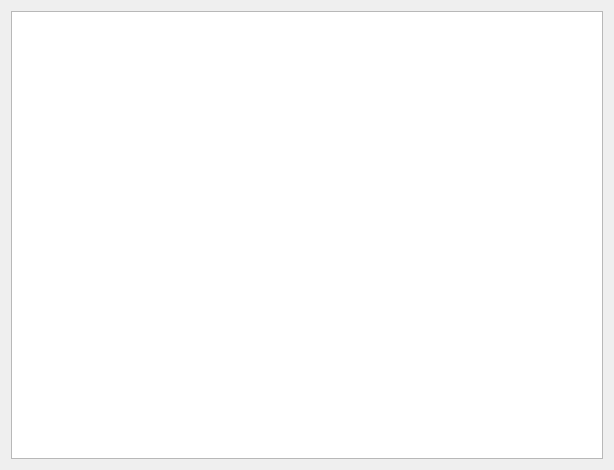
Old version of the form qtgui/mathmodelView.ui in the repository molybd/Model2SAS.
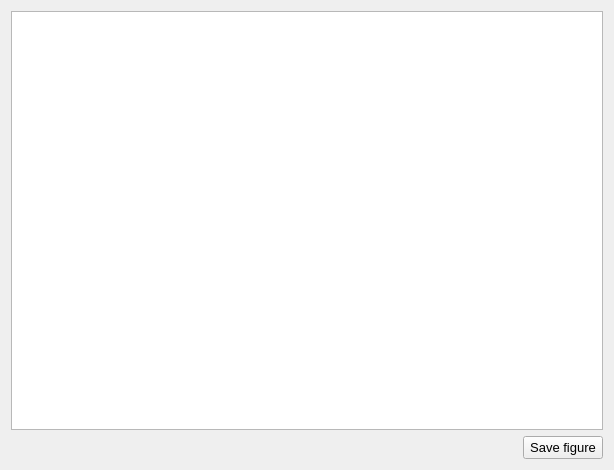
New version of the form.

Commit message: add function: save figure for each plot

What changed in the file:
```diff
--- a/qtgui/mathmodelView.ui
+++ b/qtgui/mathmodelView.ui
@@ -20,9 +20,29 @@
    <string>math model view</string>
   </property>
   <layout class="QGridLayout" name="gridLayout">
-   <item row="0" column="0">
+   <item row="0" column="0" colspan="2">
     <widget class="QGraphicsView" name="graphicsView"/>
    </item>
+   <item row="1" column="0">
+    <spacer name="horizontalSpacer">
+     <property name="orientation">
+      <enum>Qt::Horizontal</enum>
+     </property>
+     <property name="sizeHint" stdset="0">
+      <size>
+       <width>40</width>
+       <height>20</height>
+      </size>
+     </property>
+    </spacer>
+   </item>
+   <item row="1" column="1">
+    <widget class="QPushButton" name="pushButton_saveFigure">
+     <property name="text">
+      <string>Save figure</string>
+     </property>
+    </widget>
+   </item>
   </layout>
  </widget>
  <resources/>
```
The commit also changes 8 other files.
